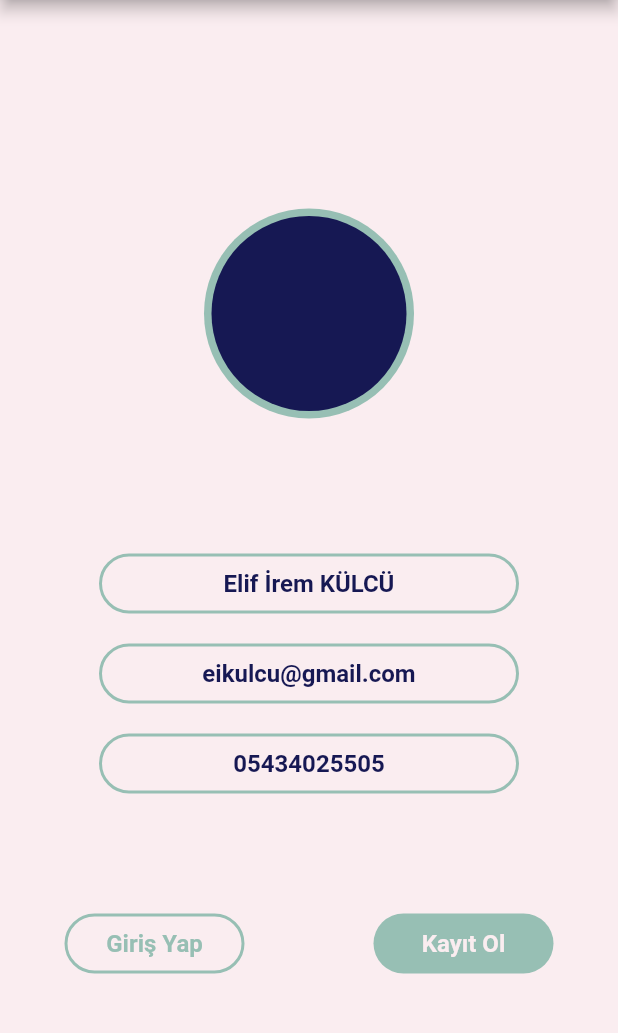
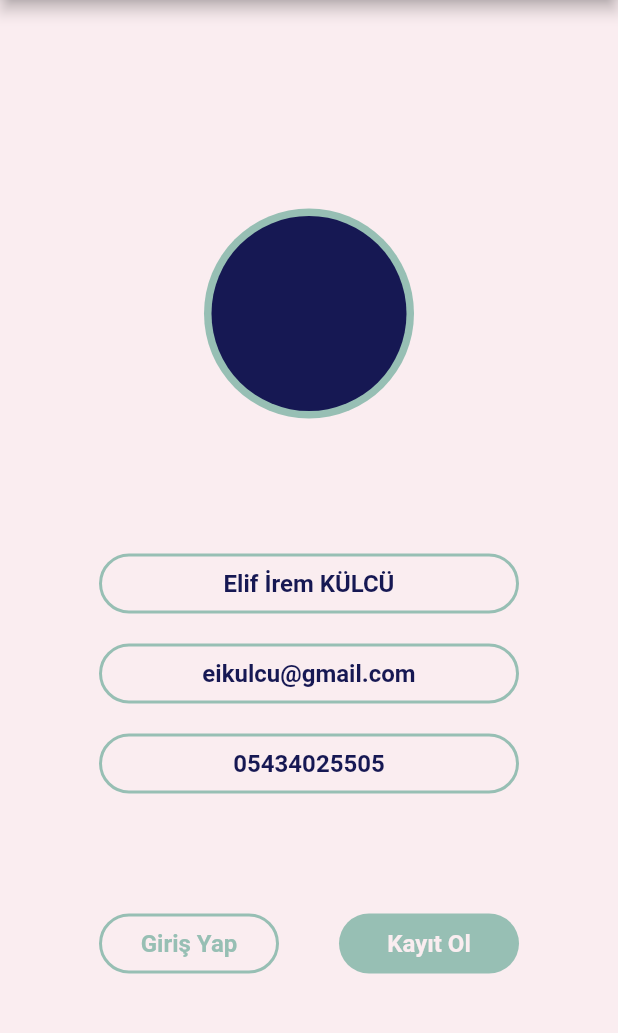
Before and after one commit to elffirem/Altered-Flutter-Counter, a Flutter app: the screen it shows after launch, on a phone screen of 412 x 824 dp, the part 84-1117 px from its top. Run offline on Flutter 3.47's test engine with Material 2 defaults, Android fonts, the phone set to English and light mode, and no system bars.

Commit message:
bug again fixed

```diff
--- a/lib/main.dart
+++ b/lib/main.dart
@@ -11,6 +11,13 @@ class MyApp extends StatelessWidget {
   @override
   Widget build(BuildContext context) {
     return MaterialApp(
+      theme: ThemeData(
+        colorScheme: ColorScheme.fromSwatch().copyWith(
+          primary: Color(0xff161853),
+          secondary: Color(0xff97BFB4),
+          background: Color(0xffFAEDF0),
+        ),
+      ),
       debugShowCheckedModeBanner: false,
       title: 'User Profile',
       home: const MyHomePage(title: 'User Profile'),
@@ -31,13 +38,13 @@ class _MyHomePageState extends State<MyHomePage> {
   @override
   Widget build(BuildContext context) {
     return Scaffold(
-      backgroundColor: Color(0xffFAEDF0),
+      backgroundColor: Theme.of(context).colorScheme.background,
       appBar: AppBar(
-        backgroundColor: Color(0xff161853),
+        backgroundColor: Theme.of(context).colorScheme.primary,
         titleTextStyle: TextStyle(
             fontWeight: FontWeight.bold,
             fontSize: 16,
-            color: Color(0xff97BFB4)),
+            color: Theme.of(context).colorScheme.secondary),
         title: Center(
           child: Text("USER PROFILE"),
         ),
@@ -52,10 +59,10 @@ class _MyHomePageState extends State<MyHomePage> {
               height: 20,
             ),
             CircleAvatar(
-              backgroundColor: Color(0xff97BFB4),
+              backgroundColor: Theme.of(context).colorScheme.secondary,
               radius: 70,
               child: CircleAvatar(
-                backgroundColor: Color(0xff161853),
+                backgroundColor: Theme.of(context).colorScheme.primary,
                 radius: 65,
               ),
             ),
@@ -66,19 +73,19 @@ class _MyHomePageState extends State<MyHomePage> {
               width: 280,
               height: 40,
               decoration: BoxDecoration(
-                  color: Color(0xffFAEDF0),
+                  color: Theme.of(context).colorScheme.background,
                   borderRadius: BorderRadius.all(
                     Radius.circular(20),
                   ),
                   border: Border.all(
                     width: 2,
-                    color: Color(0xff97BFB4),
+                    color: Theme.of(context).colorScheme.secondary,
                   )),
               child: Center(
                 child: Text(
                   "Elif İrem KÜLCÜ",
                   style: TextStyle(
-                    color: Color(0xff161853),
+                    color: Theme.of(context).colorScheme.primary,
                     fontSize: 16,
                     fontWeight: FontWeight.bold,
                   ),
@@ -92,19 +99,19 @@ class _MyHomePageState extends State<MyHomePage> {
               width: 280,
               height: 40,
               decoration: BoxDecoration(
-                  color: Color(0xffFAEDF0),
+                  color: Theme.of(context).colorScheme.background,
                   borderRadius: BorderRadius.all(
                     Radius.circular(20),
                   ),
                   border: Border.all(
                     width: 2,
-                    color: Color(0xff97BFB4),
+                    color: Theme.of(context).colorScheme.secondary,
                   )),
               child: Center(
                 child: Text(
                   "eikulcu@gmail.com",
                   style: TextStyle(
-                    color: Color(0xff161853),
+                    color: Theme.of(context).colorScheme.primary,
                     fontSize: 16,
                     fontWeight: FontWeight.bold,
                   ),
@@ -118,20 +125,20 @@ class _MyHomePageState extends State<MyHomePage> {
               width: 280,
               height: 40,
               decoration: BoxDecoration(
-                color: Color(0xffFAEDF0),
+                color: Theme.of(context).colorScheme.background,
                 borderRadius: BorderRadius.all(
                   Radius.circular(20),
                 ),
                 border: Border.all(
                   width: 2,
-                  color: Color(0xff97BFB4),
+                  color: Theme.of(context).colorScheme.secondary,
                 ),
               ),
               child: Center(
                 child: Text(
                   "05434025505",
                   style: TextStyle(
-                    color: Color(0xff161853),
+                    color: Theme.of(context).colorScheme.primary,
                     fontSize: 16,
                     fontWeight: FontWeight.bold,
                   ),
@@ -142,27 +149,28 @@ class _MyHomePageState extends State<MyHomePage> {
               height: 80,
             ),
             Container(
+              width: 280,
               child: Row(
-                mainAxisAlignment: MainAxisAlignment.spaceAround,
+                mainAxisAlignment: MainAxisAlignment.spaceBetween,
                 children: [
                   Container(
                     width: 120,
                     height: 40,
                     decoration: BoxDecoration(
-                      color: Color(0xffFAEDF0),
+                      color: Theme.of(context).colorScheme.background,
                       borderRadius: BorderRadius.all(
                         Radius.circular(20),
                       ),
                       border: Border.all(
                         width: 2,
-                        color: Color(0xff97BFB4),
+                        color: Theme.of(context).colorScheme.secondary,
                       ),
                     ),
                     child: Center(
                       child: Text(
                         "Giriş Yap",
                         style: TextStyle(
-                          color: Color(0xff97BFB4),
+                          color: Theme.of(context).colorScheme.secondary,
                           fontSize: 16,
                           fontWeight: FontWeight.bold,
                         ),
@@ -173,7 +181,7 @@ class _MyHomePageState extends State<MyHomePage> {
                     width: 120,
                     height: 40,
                     decoration: BoxDecoration(
-                      color: Color(0xff97BFB4),
+                      color: Theme.of(context).colorScheme.secondary,
                       borderRadius: BorderRadius.all(
                         Radius.circular(20),
                       ),
@@ -182,7 +190,7 @@ class _MyHomePageState extends State<MyHomePage> {
                       child: Text(
                         "Kayıt Ol",
                         style: TextStyle(
-                          color: Color(0xffFAEDF0),
+                          color: Theme.of(context).colorScheme.background,
                           fontSize: 16,
                           fontWeight: FontWeight.bold,
                         ),
```
